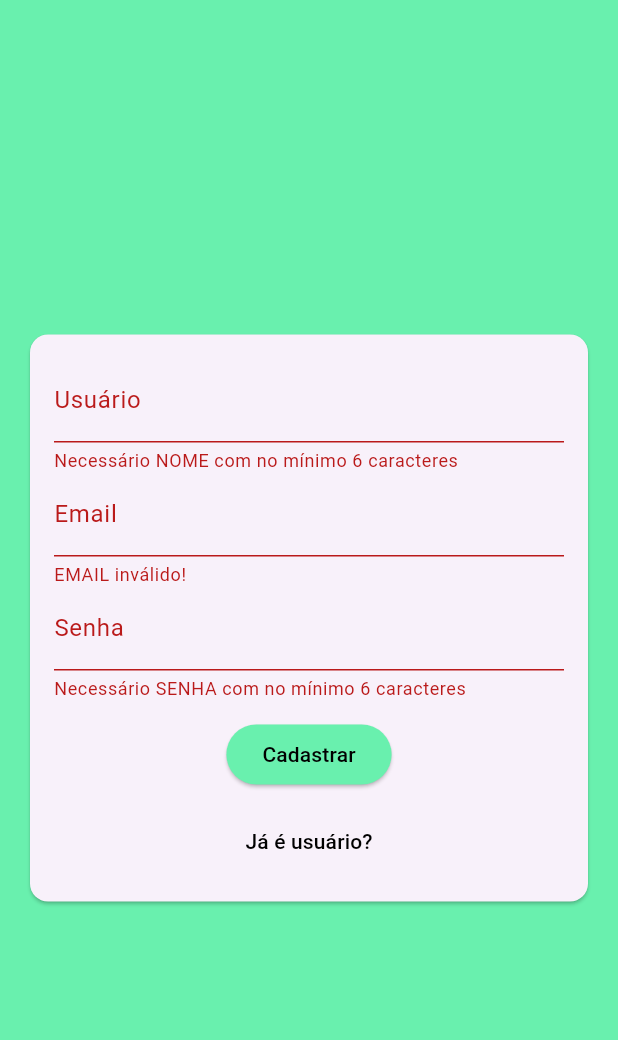
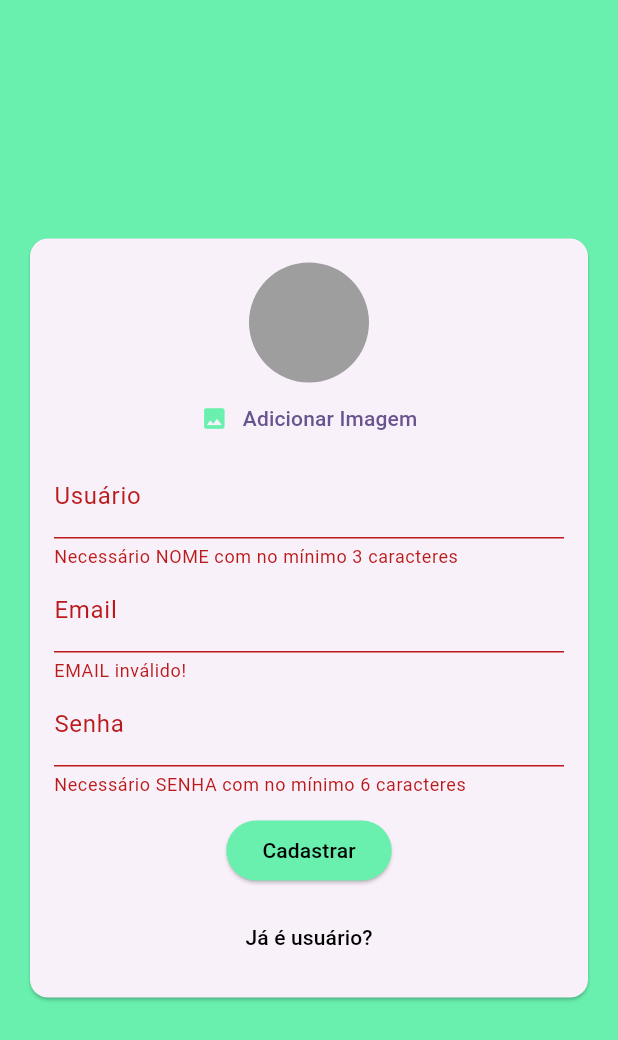
Before and after one commit to EuRafaelaSantos/aplicacaoChatFlutter, a Flutter app: the screen it shows after launch, after a tap on "Acessar", after a tap on "Criar Usuário", after a tap on "Cadastrar", on a phone screen of 412 x 824 dp. Shown: the top 1040 px of the screen. Run offline on Flutter 3.47's test engine with Material 3 defaults, Android fonts, the phone set to English and light mode, and no system bars; our stand-ins replace image_picker.

Commit message:
adicionando componente que seleciona uma imagem (avatar)

```diff
--- a/lib/components/auth_form.dart
+++ b/lib/components/auth_form.dart
@@ -1,3 +1,6 @@
+import 'dart:io';
+
+import 'package:chat/components/user_image_picker.dart';
 import 'package:chat/models/auth_form_data.dart';
 import 'package:flutter/material.dart';
 
@@ -14,9 +17,23 @@ class _AuthFormState extends State<AuthForm> {
   final _formKey = GlobalKey<FormState>();
   final _formData = AuthFormData();
 
+  void _handleImagePick(File image) {
+    _formData.image = image;
+  }
+
+  void _showError(String msg) {
+    ScaffoldMessenger.of(context).showSnackBar(SnackBar(
+      content: Text(msg),
+      backgroundColor: Colors.red,
+    ));
+  }
+
   void _submit() {
     final isValid = _formKey.currentState?.validate() ?? false;
     if (!isValid) return;
+    if (_formData.image == null && _formData.isSigup) {
+      return _showError('Imagem não selecionada!');
+    }
 
     widget.onSubimit(_formData);
   }
@@ -32,6 +49,10 @@ class _AuthFormState extends State<AuthForm> {
             child: Column(
               children: [
                 if (_formData.isSigup)
+                  UserImagePicker(
+                    onImagePick: _handleImagePick,
+                  ),
+                if (_formData.isSigup)
                   TextFormField(
                     key: const ValueKey('name'),
                     initialValue: _formData.name,
@@ -40,7 +61,7 @@ class _AuthFormState extends State<AuthForm> {
                     validator: (_name) {
                       final name = _name ?? '';
                       if (name.trim().length < 3) {
-                        return 'Necessário NOME com no mínimo 6 caracteres';
+                        return 'Necessário NOME com no mínimo 3 caracteres';
                       }
                       return null;
                     },
--- /dev/null
+++ b/lib/components/user_image_picker.dart
@@ -0,0 +1,61 @@
+import 'dart:io';
+
+import 'package:flutter/material.dart';
+import 'package:image_picker/image_picker.dart';
+
+class UserImagePicker extends StatefulWidget {
+  final void Function(File image) onImagePick;
+
+  const UserImagePicker({super.key, required this.onImagePick});
+
+  @override
+  State<UserImagePicker> createState() => _UserImagePickerState();
+}
+
+class _UserImagePickerState extends State<UserImagePicker> {
+  File? _image;
+
+  Future<void> _pickImage() async {
+    final picker = ImagePicker();
+    final pickerImage = await picker.pickImage(
+      source: ImageSource.gallery,
+      imageQuality: 50,
+      maxWidth: 150,
+    );
+
+    if (pickerImage != null) {
+      setState(() {
+        _image = File(pickerImage.path);
+      });
+
+      widget.onImagePick(_image!);
+    }
+  }
+
+  @override
+  Widget build(BuildContext context) {
+    return Column(
+      children: [
+        CircleAvatar(
+          radius: 40,
+          backgroundColor: Colors.grey,
+          backgroundImage: _image != null ? FileImage(_image!) : null,
+        ),
+        TextButton(
+          onPressed: _pickImage,
+          child: Row(
+            mainAxisAlignment: MainAxisAlignment.center,
+            children: [
+              Icon(
+                Icons.image,
+                color: Colors.greenAccent,
+              ),
+              SizedBox(width: 10),
+              Text('Adicionar Imagem'),
+            ],
+          ),
+        ),
+      ],
+    );
+  }
+}
```
